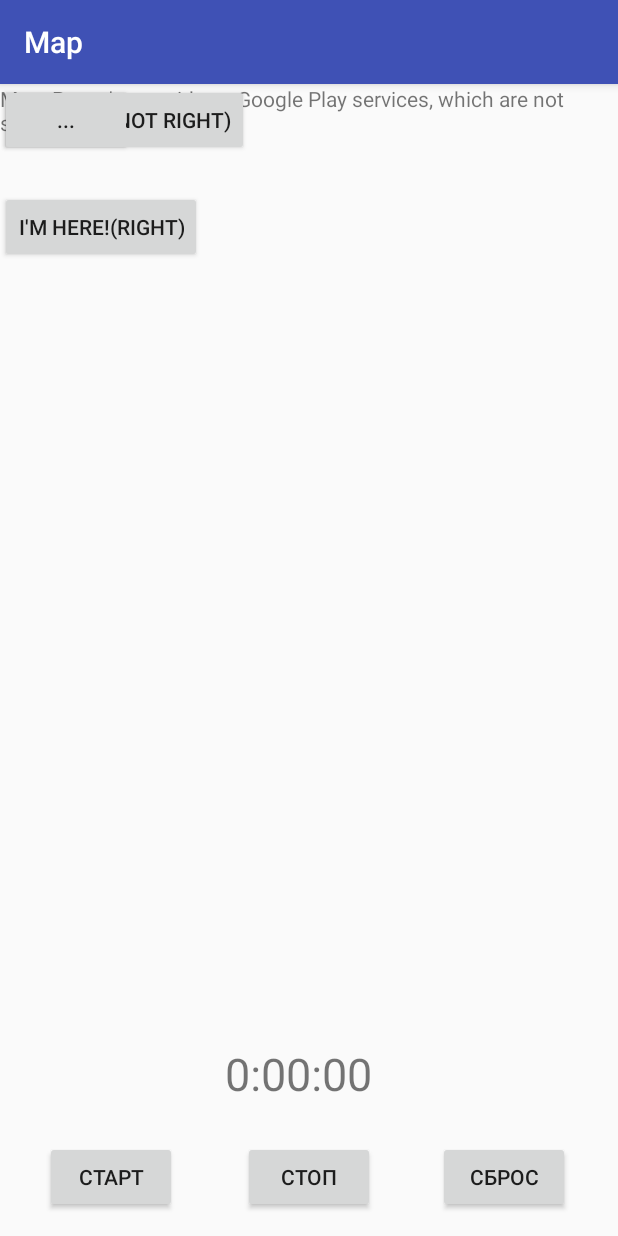
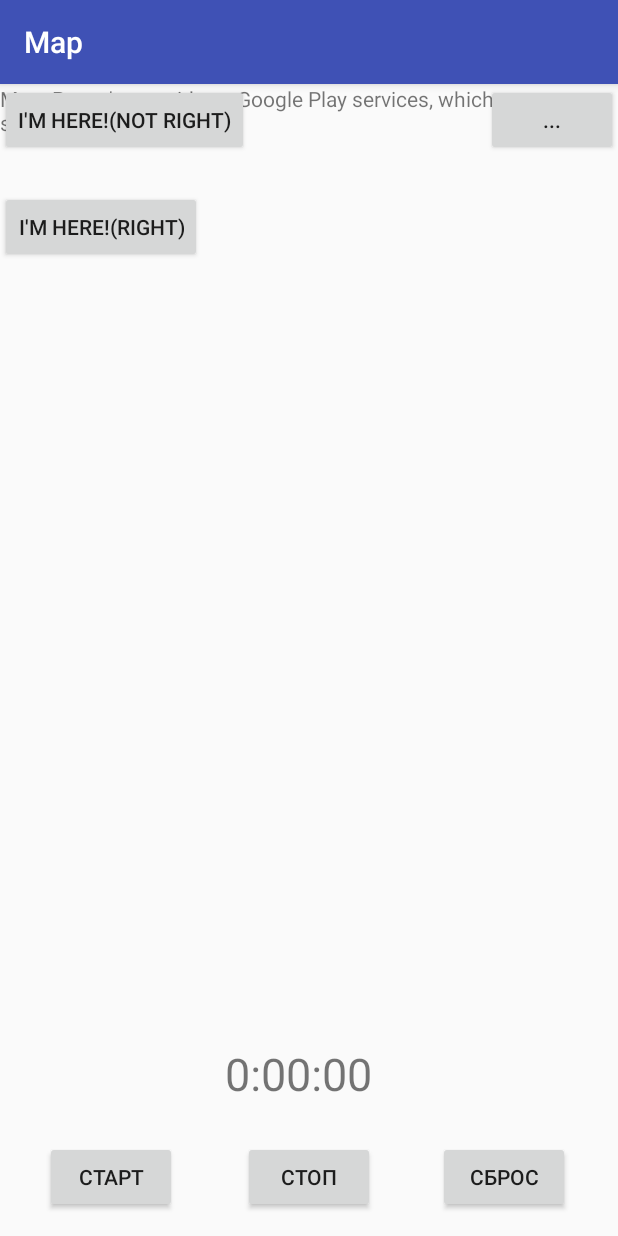
Before and after one commit to DenisKorotchenko/City-Quest, an Android app: the QuestMapActivity screen opened directly, with no data from a screen before it, on a phone screen of 412 x 824 dp. Run offline under Robolectric (Android 15) with nearby library versions, the light colour scheme and no system bars.

Commit message:
Решение проблем

```diff
--- a/app/src/main/java/com/deniskorotchenko/mapsp/QuestMapActivity.kt
+++ b/app/src/main/java/com/deniskorotchenko/mapsp/QuestMapActivity.kt
@@ -47,7 +47,7 @@ class QuestMapActivity : AppCompatActivity(), OnMapReadyCallback {
                     LinearLayout.LayoutParams.WRAP_CONTENT,
                     true
                     )
-            questionWindow.showAtLocation(fragmentQuestion, Gravity.CENTER, 0, 0)
+            questionWindow.showAtLocation(questionFragmentView, Gravity.CENTER, 0, 0)
         }
 
 
--- a/app/src/main/res/layout/activity_quest_map.xml
+++ b/app/src/main/res/layout/activity_quest_map.xml
@@ -64,7 +64,7 @@
             android:id="@+id/buttonToQuestion"
             android:layout_width="wrap_content"
             android:layout_height="wrap_content"
-            android:layout_alignRight="@id/questMap"
+            android:layout_alignParentRight="true"
             android:text="..." />
 
         <TextView
```
